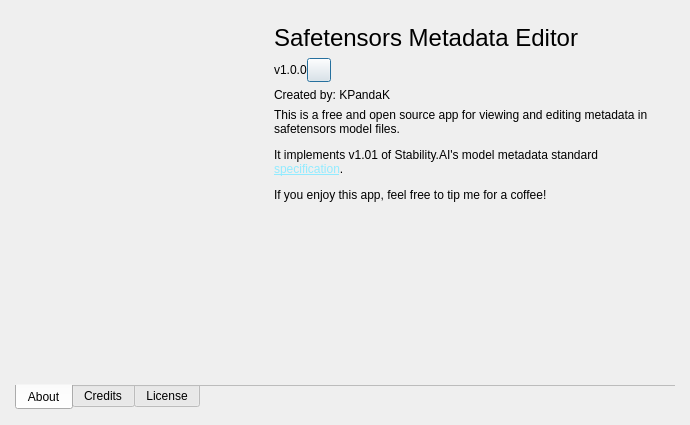
Above: designer/about_dialog.ui from KPandaK/metaeditor_safetensors before the change. Below: the same form after it.
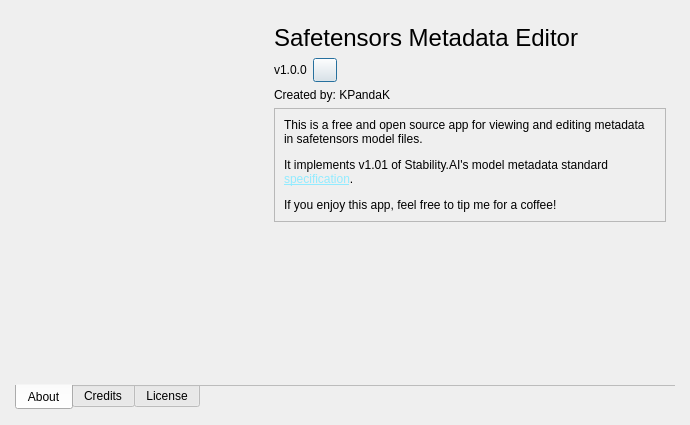
That is the form after the change. Icons and pictures are not drawn. Custom widgets are drawn as their Qt base class.

```diff
--- a/designer/about_dialog.ui
+++ b/designer/about_dialog.ui
@@ -104,7 +104,7 @@
            <item>
             <layout class="QHBoxLayout" name="versionHLayout">
              <property name="spacing">
-              <number>0</number>
+              <number>6</number>
              </property>
              <item alignment="Qt::AlignmentFlag::AlignLeft">
               <widget class="QLabel" name="aboutVersion">
@@ -119,7 +119,7 @@
                </property>
               </widget>
              </item>
-             <item alignment="Qt::AlignmentFlag::AlignLeft">
+             <item alignment="Qt::AlignmentFlag::AlignLeft|Qt::AlignmentFlag::AlignVCenter">
               <widget class="QPushButton" name="copyVersion">
                <property name="sizePolicy">
                 <sizepolicy hsizetype="Fixed" vsizetype="Fixed">
@@ -187,6 +187,15 @@
              </property>
             </widget>
            </item>
+           <item>
+            <widget class="QFrame" name="frame">
+             <property name="frameShape">
+              <enum>QFrame::Shape::StyledPanel</enum>
+             </property>
+             <property name="frameShadow">
+              <enum>QFrame::Shadow::Raised</enum>
+             </property>
+             <layout class="QVBoxLayout" name="verticalLayout_4">
            <item>
             <widget class="QLabel" name="aboutDescription">
              <property name="sizePolicy">
@@ -206,6 +215,9 @@
              </property>
             </widget>
            </item>
+             </layout>
+            </widget>
+           </item>
            <item>
             <spacer name="verticalSpacer_2">
              <property name="orientation">
@@ -241,6 +253,9 @@
                  <height>56</height>
                 </size>
                </property>
+               <property name="frameShadow">
+                <enum>QFrame::Shadow::Sunken</enum>
+               </property>
                <property name="text">
                 <string/>
                </property>
```
Left out of the diff: 39 changed lines with no effect on the pictures. Lines whose indentation alone changed are shown as unchanged.
